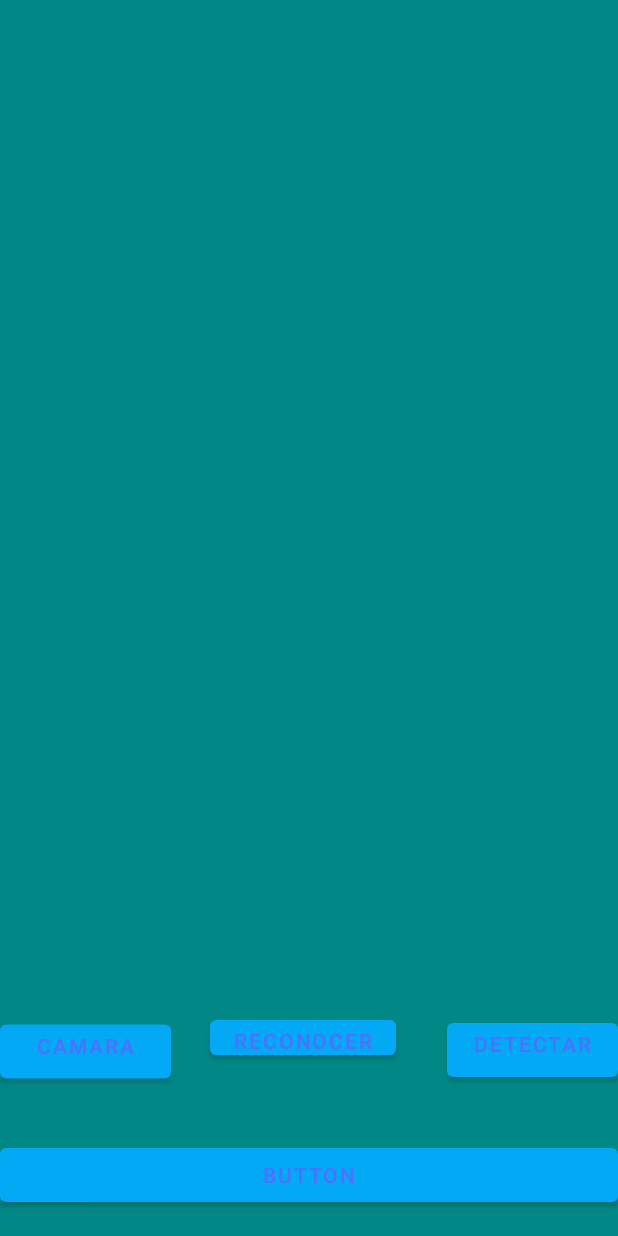
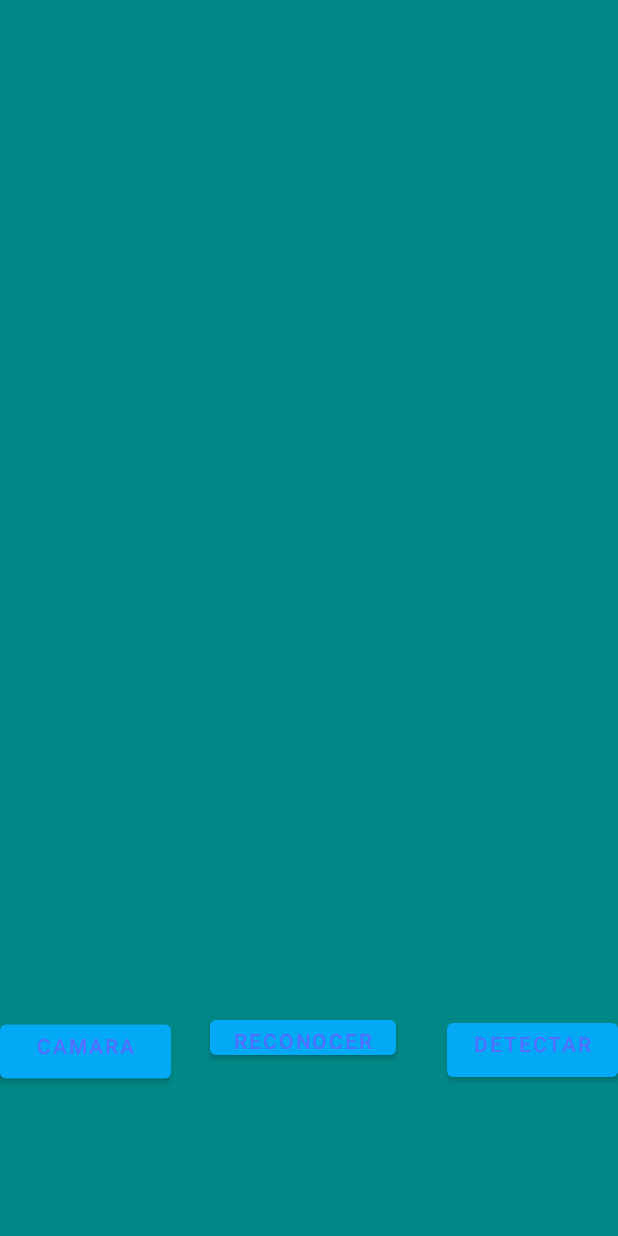
Before and after one commit to SebastianMer/Computer-Vision, an Android app: the layout activity_main.xml on its own in the app's theme, with its tools: preview values and no code run, on a phone screen of 412 x 824 dp. Run offline under Robolectric (Android 15) with nearby library versions, the phone set to English and light mode, and no system bars.

Commit message:
Detección de rostros con boton de reconocimiento

```diff
--- a/app/src/main/res/layout/activity_main.xml
+++ b/app/src/main/res/layout/activity_main.xml
@@ -35,17 +35,11 @@
         android:text="@string/btnGaleria" />
 
     <Button
-        android:id="@+id/button"
+        android:id="@+id/btnRec"
         android:layout_width="wrap_content"
         android:layout_height="35dp"
         android:text="@string/btnRec"
         android:translationX="140dp"
         android:translationY="-50dp" />
 
-    <Button
-        android:id="@+id/btnRec"
-        android:layout_width="match_parent"
-        android:layout_height="wrap_content"
-        android:text="Button" />
-
 </LinearLayout>
```
Also changed, not shown: app/src/main/java/com/CubidesyMerchan/parcial1/MainActivity.java (+34 -7 lines).
